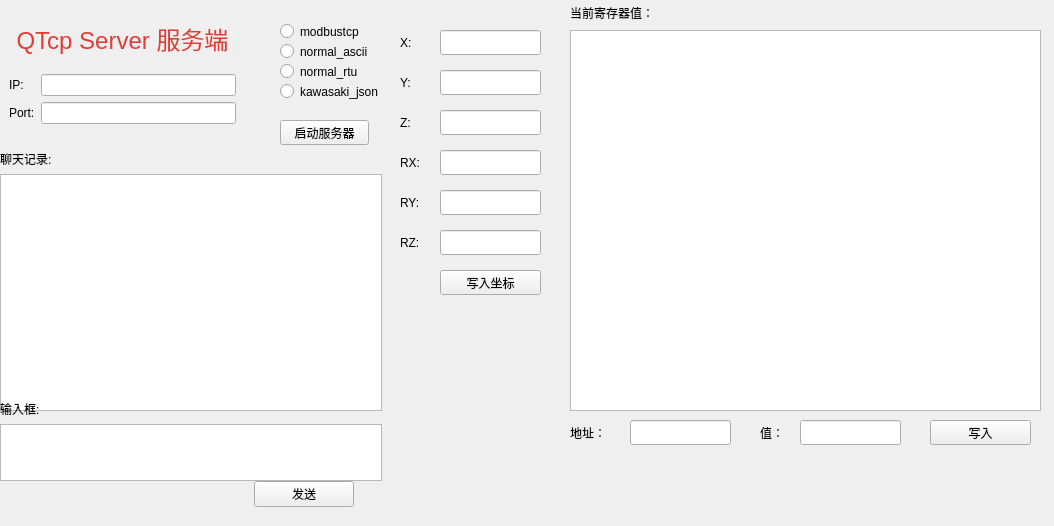
Before: the Qt Designer form server.ui in qubo188612/qt_tcp_test, drawn with Qt 5.
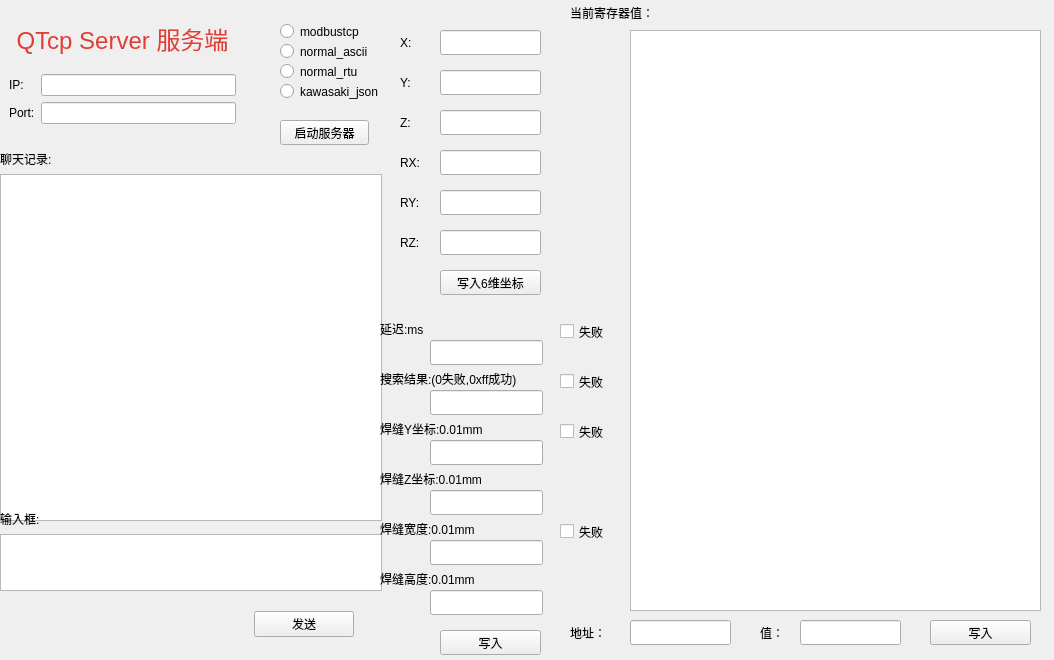
After: the same form once the commit is applied.

```diff
--- a/server.ui
+++ b/server.ui
@@ -7,7 +7,7 @@
     <x>0</x>
     <y>0</y>
     <width>1054</width>
-    <height>526</height>
+    <height>660</height>
    </rect>
   </property>
   <property name="windowTitle">
@@ -62,7 +62,7 @@
      <x>0</x>
      <y>150</y>
      <width>382</width>
-     <height>261</height>
+     <height>371</height>
     </rect>
    </property>
    <layout class="QVBoxLayout" name="verticalLayout">
@@ -82,7 +82,7 @@
    <property name="geometry">
     <rect>
      <x>0</x>
-     <y>400</y>
+     <y>510</y>
      <width>382</width>
      <height>81</height>
     </rect>
@@ -104,7 +104,7 @@
    <property name="geometry">
     <rect>
      <x>10</x>
-     <y>470</y>
+     <y>600</y>
      <width>344</width>
      <height>49</height>
     </rect>
@@ -260,7 +260,7 @@
     </rect>
    </property>
    <property name="text">
-    <string>写入坐标</string>
+    <string>写入6维坐标</string>
    </property>
   </widget>
   <widget class="QLabel" name="label_6">
@@ -344,10 +344,10 @@
   <widget class="QTextBrowser" name="record_2">
    <property name="geometry">
     <rect>
-     <x>570</x>
+     <x>630</x>
      <y>30</y>
-     <width>471</width>
-     <height>381</height>
+     <width>411</width>
+     <height>581</height>
     </rect>
    </property>
   </widget>
@@ -355,7 +355,7 @@
    <property name="geometry">
     <rect>
      <x>630</x>
-     <y>420</y>
+     <y>620</y>
      <width>101</width>
      <height>25</height>
     </rect>
@@ -365,7 +365,7 @@
    <property name="geometry">
     <rect>
      <x>570</x>
-     <y>420</y>
+     <y>620</y>
      <width>51</width>
      <height>25</height>
     </rect>
@@ -391,7 +391,7 @@
    <property name="geometry">
     <rect>
      <x>760</x>
-     <y>420</y>
+     <y>620</y>
      <width>51</width>
      <height>25</height>
     </rect>
@@ -404,7 +404,7 @@
    <property name="geometry">
     <rect>
      <x>800</x>
-     <y>420</y>
+     <y>620</y>
      <width>101</width>
      <height>25</height>
     </rect>
@@ -414,7 +414,7 @@
    <property name="geometry">
     <rect>
      <x>930</x>
-     <y>420</y>
+     <y>620</y>
      <width>101</width>
      <height>25</height>
     </rect>
@@ -436,6 +436,209 @@
     <string>kawasaki_json</string>
    </property>
   </widget>
+  <widget class="QLabel" name="label_15">
+   <property name="geometry">
+    <rect>
+     <x>380</x>
+     <y>320</y>
+     <width>71</width>
+     <height>17</height>
+    </rect>
+   </property>
+   <property name="text">
+    <string>延迟:ms</string>
+   </property>
+  </widget>
+  <widget class="QLabel" name="label_16">
+   <property name="geometry">
+    <rect>
+     <x>380</x>
+     <y>370</y>
+     <width>181</width>
+     <height>17</height>
+    </rect>
+   </property>
+   <property name="text">
+    <string>搜索结果:(0失败,0xff成功)</string>
+   </property>
+  </widget>
+  <widget class="QLabel" name="label_17">
+   <property name="geometry">
+    <rect>
+     <x>380</x>
+     <y>420</y>
+     <width>131</width>
+     <height>17</height>
+    </rect>
+   </property>
+   <property name="text">
+    <string>焊缝Y坐标:0.01mm</string>
+   </property>
+  </widget>
+  <widget class="QLabel" name="label_18">
+   <property name="geometry">
+    <rect>
+     <x>380</x>
+     <y>470</y>
+     <width>141</width>
+     <height>17</height>
+    </rect>
+   </property>
+   <property name="text">
+    <string>焊缝Z坐标:0.01mm</string>
+   </property>
+  </widget>
+  <widget class="QLabel" name="label_19">
+   <property name="geometry">
+    <rect>
+     <x>380</x>
+     <y>520</y>
+     <width>131</width>
+     <height>17</height>
+    </rect>
+   </property>
+   <property name="text">
+    <string>焊缝宽度:0.01mm</string>
+   </property>
+  </widget>
+  <widget class="QLabel" name="label_20">
+   <property name="geometry">
+    <rect>
+     <x>380</x>
+     <y>570</y>
+     <width>121</width>
+     <height>17</height>
+    </rect>
+   </property>
+   <property name="text">
+    <string>焊缝高度:0.01mm</string>
+   </property>
+  </widget>
+  <widget class="QLineEdit" name="edit_delay">
+   <property name="geometry">
+    <rect>
+     <x>430</x>
+     <y>340</y>
+     <width>113</width>
+     <height>25</height>
+    </rect>
+   </property>
+  </widget>
+  <widget class="QLineEdit" name="edit_searchstat">
+   <property name="geometry">
+    <rect>
+     <x>430</x>
+     <y>390</y>
+     <width>113</width>
+     <height>25</height>
+    </rect>
+   </property>
+  </widget>
+  <widget class="QLineEdit" name="edit_weldY">
+   <property name="geometry">
+    <rect>
+     <x>430</x>
+     <y>440</y>
+     <width>113</width>
+     <height>25</height>
+    </rect>
+   </property>
+  </widget>
+  <widget class="QLineEdit" name="edit_weldZ">
+   <property name="geometry">
+    <rect>
+     <x>430</x>
+     <y>490</y>
+     <width>113</width>
+     <height>25</height>
+    </rect>
+   </property>
+  </widget>
+  <widget class="QLineEdit" name="edit_weldwidth">
+   <property name="geometry">
+    <rect>
+     <x>430</x>
+     <y>540</y>
+     <width>113</width>
+     <height>25</height>
+    </rect>
+   </property>
+  </widget>
+  <widget class="QLineEdit" name="edit_weldheight">
+   <property name="geometry">
+    <rect>
+     <x>430</x>
+     <y>590</y>
+     <width>113</width>
+     <height>25</height>
+    </rect>
+   </property>
+  </widget>
+  <widget class="QPushButton" name="poswriteBtn_2">
+   <property name="geometry">
+    <rect>
+     <x>440</x>
+     <y>630</y>
+     <width>101</width>
+     <height>25</height>
+    </rect>
+   </property>
+   <property name="text">
+    <string>写入</string>
+   </property>
+  </widget>
+  <widget class="QCheckBox" name="checkBox_daley">
+   <property name="geometry">
+    <rect>
+     <x>560</x>
+     <y>320</y>
+     <width>61</width>
+     <height>23</height>
+    </rect>
+   </property>
+   <property name="text">
+    <string>失败</string>
+   </property>
+  </widget>
+  <widget class="QCheckBox" name="checkBox_searchstat">
+   <property name="geometry">
+    <rect>
+     <x>560</x>
+     <y>370</y>
+     <width>61</width>
+     <height>23</height>
+    </rect>
+   </property>
+   <property name="text">
+    <string>失败</string>
+   </property>
+  </widget>
+  <widget class="QCheckBox" name="checkBox_pos2">
+   <property name="geometry">
+    <rect>
+     <x>560</x>
+     <y>420</y>
+     <width>61</width>
+     <height>23</height>
+    </rect>
+   </property>
+   <property name="text">
+    <string>失败</string>
+   </property>
+  </widget>
+  <widget class="QCheckBox" name="checkBox_size2">
+   <property name="geometry">
+    <rect>
+     <x>560</x>
+     <y>520</y>
+     <width>61</width>
+     <height>23</height>
+    </rect>
+   </property>
+   <property name="text">
+    <string>失败</string>
+   </property>
+  </widget>
  </widget>
  <resources/>
  <connections/>
```
